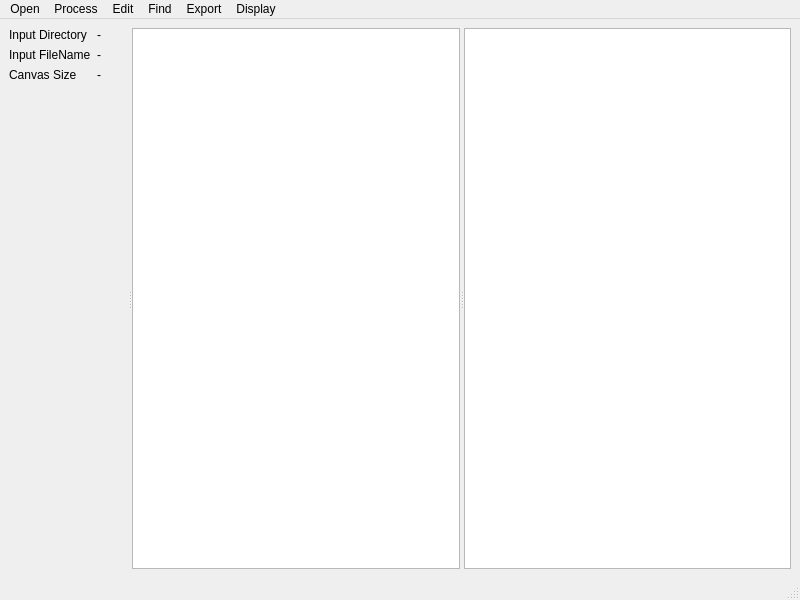
Before: the Qt Designer form mainwindow.ui in Wang-Bio/InferringCellDivision2_private, drawn with Qt 5.
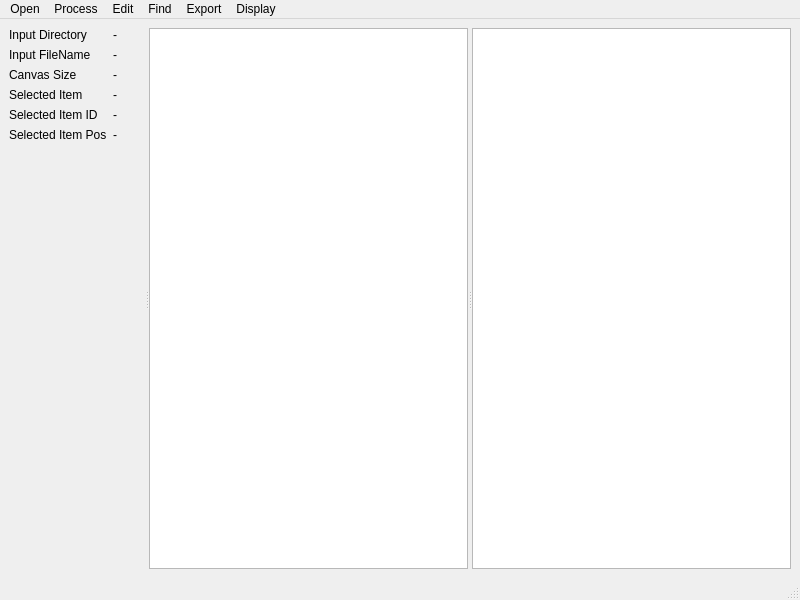
After: the same form once the commit is applied.

Commit message: V0.0.7 selected vertex information

```diff
--- a/mainwindow.ui
+++ b/mainwindow.ui
@@ -64,6 +64,48 @@
           </property>
          </widget>
         </item>
+        <item row="3" column="0">
+         <widget class="QLabel" name="label_6">
+          <property name="text">
+           <string>Selected Item</string>
+          </property>
+         </widget>
+        </item>
+        <item row="3" column="1">
+         <widget class="QLabel" name="label_selected_item">
+          <property name="text">
+           <string>-</string>
+          </property>
+         </widget>
+        </item>
+        <item row="4" column="0">
+         <widget class="QLabel" name="label_8">
+          <property name="text">
+           <string>Selected Item ID</string>
+          </property>
+         </widget>
+        </item>
+        <item row="4" column="1">
+         <widget class="QLabel" name="label_selected_item_id">
+          <property name="text">
+           <string>-</string>
+          </property>
+         </widget>
+        </item>
+        <item row="5" column="0">
+         <widget class="QLabel" name="label_10">
+          <property name="text">
+           <string>Selected Item Pos</string>
+          </property>
+         </widget>
+        </item>
+        <item row="5" column="1">
+         <widget class="QLabel" name="label_selected_item_pos">
+          <property name="text">
+           <string>-</string>
+          </property>
+         </widget>
+        </item>
        </layout>
       </widget>
       <widget class="QSplitter" name="splitter">
```
The commit also changes 5 other files.
